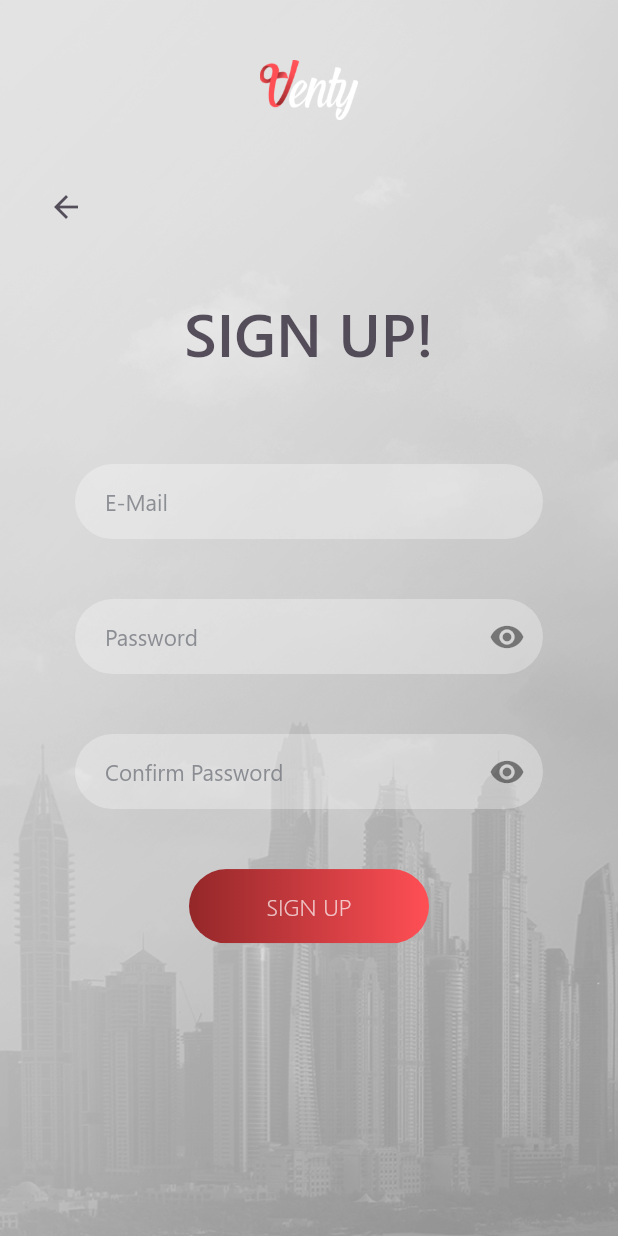
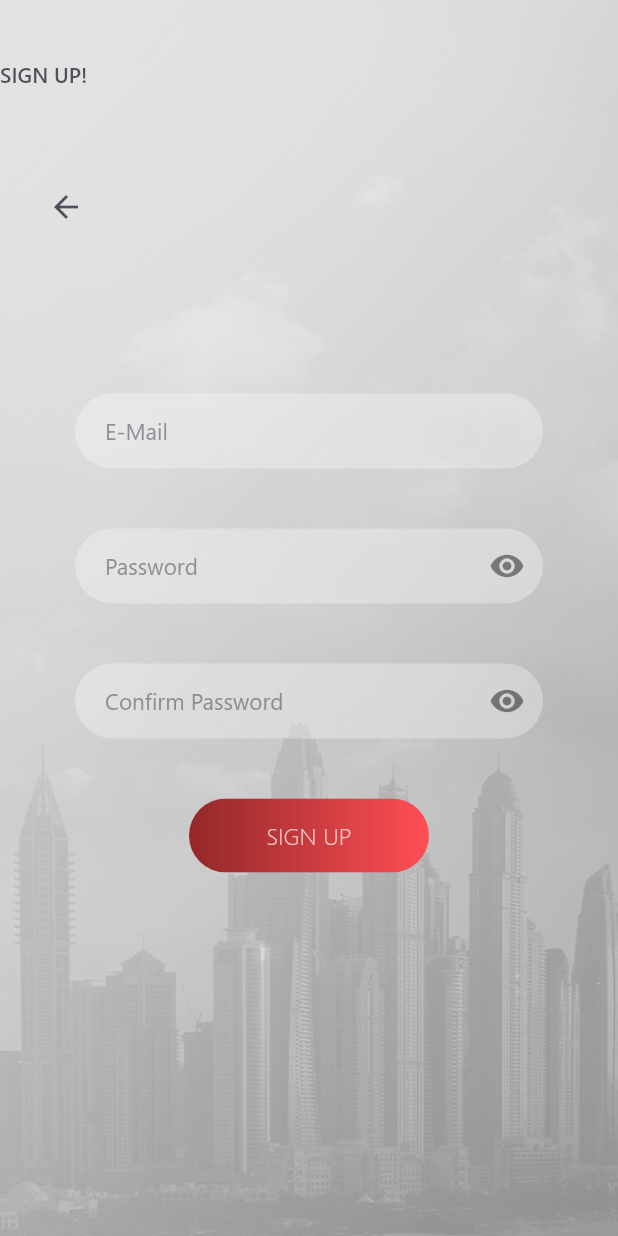
Before and after one commit to maxsalo17/Venty, a Flutter app: the screen it shows after launch, after a tap on "SIGN UP", on a phone screen of 412 x 824 dp. Run offline on Flutter 3.47's test engine with Material 2 defaults, Android fonts, the phone set to English and light mode, and no system bars; our stand-ins replace dio, firebase_auth, flutter_map, latlong, rxdart; accounts and stored records are empty.

Commit message:
common fixes

```diff
--- a/venty/lib/bloc/authenticationBloc.dart
+++ b/venty/lib/bloc/authenticationBloc.dart
@@ -48,7 +48,6 @@ class AuthenticationBloc {
       setInProgress(true);
       UserRepository api = UserRepository();
       User user = await api.tryAuthorize(userAuthentication);
-      print(user.uid);
       if (user != null) {
         onSuccess != null ? onSuccess() : () {};
       } else {
--- a/venty/lib/main.dart
+++ b/venty/lib/main.dart
@@ -1,4 +1,6 @@
 import 'package:flutter/material.dart';
+import 'package:venty/pages/addEventView/addEventView.dart';
+import 'package:venty/pages/profileview/profileview.dart';
 import 'package:venty/tools/theme.dart';
 import 'pages/loginview/loginview.dart';
 import 'pages/loginview/registerview.dart';
@@ -27,7 +29,9 @@ class Venty extends StatelessWidget {
       home: LoginView(),
       routes: <String, WidgetBuilder>{
         '/register' : (BuildContext context) => new RegisterView(),
-        '/login' : (BuildContext context) => new LoginView()
+        '/login' : (BuildContext context) => new LoginView(),
+        '/create-event' : (BuildContext context) => new AddEventView(),
+        '/profile': (BuildContext context) => new Profile(),
       }
     );
   }
--- a/venty/lib/pages/loginview/loginview.dart
+++ b/venty/lib/pages/loginview/loginview.dart
@@ -10,7 +10,6 @@ class LoginView extends StatefulWidget {
 }
 
 class _LoginViewState extends State<LoginView> {
-  String _email, _password;
   final GlobalKey<FormState> _formKey = GlobalKey<FormState>();
   AuthenticationBloc bloc = AuthenticationBloc();
 
@@ -27,6 +26,7 @@ class _LoginViewState extends State<LoginView> {
     setBusy(true);
     bloc.autorize(onSuccess: () {
       setBusy(false);
+      Navigator.pushReplacementNamed(context, '/profile');
     }, onError: () {
       setBusy(false);
     });
@@ -78,7 +78,7 @@ class _LoginViewState extends State<LoginView> {
                       children: <Widget>[
                         new Image(
                           image: new AssetImage("images/VentyMainLogo.png"),
-                          width: MediaQuery.of(context).size.width * 0.4,
+                          width: MediaQuery.of(context).size.width * 0.3,
                         ),
                         new SizedBox(
                           height: 20.0,
@@ -174,7 +174,7 @@ class _LoginViewState extends State<LoginView> {
                                         child: new Text('LOGIN',
                                             style: TextStyle(
                                                 color: Colors.white70,
-                                                fontSize: 16,
+                                                fontSize: 14,
                                                 fontFamily: "Segoe UI",
                                                 fontWeight: FontWeight.w200)),
                                         onPressed: authorize),
@@ -197,7 +197,7 @@ class _LoginViewState extends State<LoginView> {
                                           style: TextStyle(
                                               color:
                                                   Color.fromRGBO(49, 40, 56, 1),
-                                              fontSize: 16,
+                                              fontSize: 14,
                                               fontFamily: "Segoe UI",
                                               fontWeight: FontWeight.normal)),
                                       onPressed: () => Navigator.of(context)
@@ -243,12 +243,12 @@ class _LoginViewState extends State<LoginView> {
                                       fit: BoxFit.cover,
                                       width: new Limiter().minMaxLimit(
                                           MediaQuery.of(context).size.width *
-                                              0.15,
+                                              0.10,
                                           40.0,
                                           70.0),
                                       height: new Limiter().minMaxLimit(
                                           MediaQuery.of(context).size.width *
-                                              0.15,
+                                              0.10,
                                           40.0,
                                           70.0), //new Percent(context).fromPersentHeightMax(0.1, 60),
                                       child: InkWell(
@@ -274,12 +274,12 @@ class _LoginViewState extends State<LoginView> {
                                       fit: BoxFit.cover,
                                       width: new Limiter().minMaxLimit(
                                           MediaQuery.of(context).size.width *
-                                              0.15,
+                                              0.10,
                                           40.0,
                                           70.0),
                                       height: new Limiter().minMaxLimit(
                                           MediaQuery.of(context).size.width *
-                                              0.15,
+                                              0.10,
                                           40.0,
                                           70.0),
                                       child: InkWell(
--- a/venty/lib/pages/loginview/registerview.dart
+++ b/venty/lib/pages/loginview/registerview.dart
@@ -75,27 +75,20 @@ class _RegisterViewState extends State<RegisterView> {
                              child: Container(
                                width: MediaQuery.of(context).size.width,
                       height: 40,
-                      child: new Image(
-                        image: new AssetImage("images/VentyMainLogo.png"),
-
-                      ),
+                      child:new Text(
+                          "SIGN UP!",
+                          style: new TextStyle(
+                              fontFamily: "Segoe UI",
+                              fontWeight: FontWeight.w600,
+                              fontSize: 14,
+                              color: Color.fromRGBO(49, 40, 56, 0.8)),
+                        ),
                     ),
                   ),
                   Center(
                     child: Column(
                       mainAxisSize: MainAxisSize.min,
                       children: <Widget>[
-                        new Text(
-                          "SIGN UP!",
-                          style: new TextStyle(
-                              fontFamily: "Segoe UI",
-                              fontWeight: FontWeight.w600,
-                              fontSize: 40,
-                              color: Color.fromRGBO(49, 40, 56, 0.8)),
-                        ),
-                        new SizedBox(
-                      height: MediaQuery.of(context).size.height*0.05,
-                    ),
                     Padding(
                         padding: const EdgeInsets.symmetric(
                             horizontal: 50.0, vertical: 20.0),
--- a/venty/lib/pages/profileview/profileview.dart
+++ b/venty/lib/pages/profileview/profileview.dart
@@ -1,3 +1,4 @@
+import 'package:venty/pages/addEventView/addEventView.dart';
 import 'package:venty/ventywidgets/ventywidgets.dart';
 import 'package:flutter/material.dart';
 import 'package:venty/ventywidgets/carousel_slider.dart';
@@ -149,7 +150,7 @@ class Profile extends StatelessWidget {
                         onPressed: () {
           showDialog(
             context: context,
-            builder: (BuildContext context) => PopUp()
+            builder: (BuildContext context) => PopUp(onCreate: (){Navigator.pushNamed(context, '/create-event');},)
           );
           // Perform some action
         },
--- a/venty/lib/tools/theme.dart
+++ b/venty/lib/tools/theme.dart
@@ -3,4 +3,5 @@ import 'package:flutter/material.dart';
 class VentyColors{
   static const Color primaryRed = Color.fromRGBO(255,79,85,1);
   static const Color secondaryRed = Color.fromRGBO(148,39,41, 1);
+  static const Color primaryDark = Color.fromRGBO(49, 40, 56, 0.8);
 }
--- a/venty/pubspec.yaml
+++ b/venty/pubspec.yaml
@@ -29,6 +29,7 @@ dependencies:
   firebase_core:
   firebase_auth:
   cloud_firestore:
+  flutter_map:
 
 
 dev_dependencies:
```
Also changed, not shown: venty/lib/pages/addEventView/addEventView.dart (added, +68 -0 lines), venty/lib/ventywidgets/datePickerField.dart (added, +114 -0 lines), venty/lib/ventywidgets/timePickerField.dart (added, +75 -0 lines), venty/lib/ventywidgets/ventywidgets.dart (+7 -1 lines), 10 other files.
